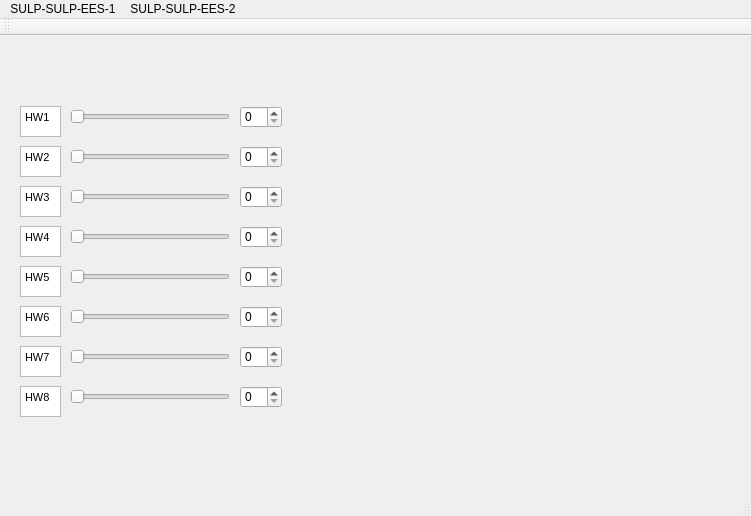
Old version of the form gradecalculator.ui in the repository siyangsun/Razalas-Grade-Calculator.
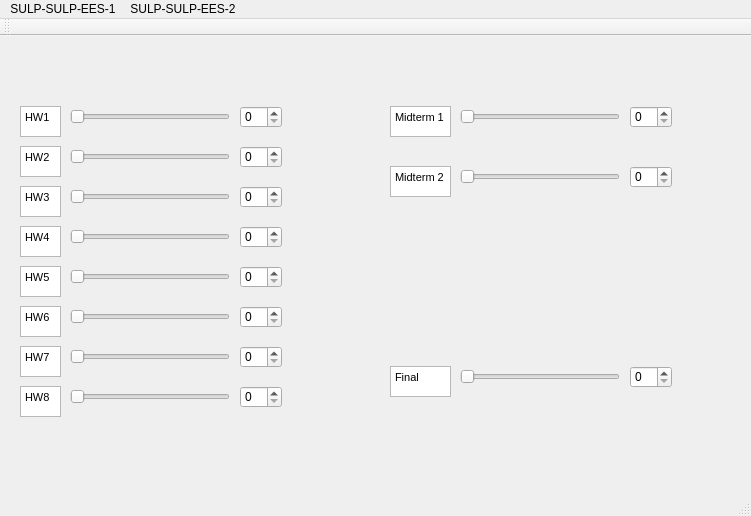
New version of the form.

Commit message: Adding Midterm and Final score sliders

```diff
--- a/gradecalculator.ui
+++ b/gradecalculator.ui
@@ -334,6 +334,126 @@
 &lt;p style=&quot; margin-top:0px; margin-bottom:0px; margin-left:0px; margin-right:0px; -qt-block-indent:0; text-indent:0px;&quot;&gt;HW5&lt;/p&gt;&lt;/body&gt;&lt;/html&gt;</string>
     </property>
    </widget>
+   <widget class="QSlider" name="horizontalSlider_9">
+    <property name="geometry">
+     <rect>
+      <x>460</x>
+      <y>330</y>
+      <width>160</width>
+      <height>22</height>
+     </rect>
+    </property>
+    <property name="orientation">
+     <enum>Qt::Horizontal</enum>
+    </property>
+   </widget>
+   <widget class="QTextEdit" name="textEdit_9">
+    <property name="geometry">
+     <rect>
+      <x>390</x>
+      <y>330</y>
+      <width>61</width>
+      <height>31</height>
+     </rect>
+    </property>
+    <property name="html">
+     <string>&lt;!DOCTYPE HTML PUBLIC &quot;-//W3C//DTD HTML 4.0//EN&quot; &quot;http://www.w3.org/TR/REC-html40/strict.dtd&quot;&gt;
+&lt;html&gt;&lt;head&gt;&lt;meta name=&quot;qrichtext&quot; content=&quot;1&quot; /&gt;&lt;style type=&quot;text/css&quot;&gt;
+p, li { white-space: pre-wrap; }
+&lt;/style&gt;&lt;/head&gt;&lt;body style=&quot; font-family:'MS Shell Dlg 2'; font-size:8.25pt; font-weight:400; font-style:normal;&quot;&gt;
+&lt;p style=&quot; margin-top:0px; margin-bottom:0px; margin-left:0px; margin-right:0px; -qt-block-indent:0; text-indent:0px;&quot;&gt;Final&lt;/p&gt;&lt;/body&gt;&lt;/html&gt;</string>
+    </property>
+   </widget>
+   <widget class="QSpinBox" name="spinBox_9">
+    <property name="geometry">
+     <rect>
+      <x>630</x>
+      <y>130</y>
+      <width>42</width>
+      <height>22</height>
+     </rect>
+    </property>
+   </widget>
+   <widget class="QSlider" name="horizontalSlider_10">
+    <property name="geometry">
+     <rect>
+      <x>460</x>
+      <y>130</y>
+      <width>160</width>
+      <height>22</height>
+     </rect>
+    </property>
+    <property name="orientation">
+     <enum>Qt::Horizontal</enum>
+    </property>
+   </widget>
+   <widget class="QSlider" name="horizontalSlider_11">
+    <property name="geometry">
+     <rect>
+      <x>460</x>
+      <y>70</y>
+      <width>160</width>
+      <height>22</height>
+     </rect>
+    </property>
+    <property name="orientation">
+     <enum>Qt::Horizontal</enum>
+    </property>
+   </widget>
+   <widget class="QSpinBox" name="spinBox_10">
+    <property name="geometry">
+     <rect>
+      <x>630</x>
+      <y>70</y>
+      <width>42</width>
+      <height>22</height>
+     </rect>
+    </property>
+   </widget>
+   <widget class="QTextEdit" name="textEdit_10">
+    <property name="geometry">
+     <rect>
+      <x>390</x>
+      <y>130</y>
+      <width>61</width>
+      <height>31</height>
+     </rect>
+    </property>
+    <property name="html">
+     <string>&lt;!DOCTYPE HTML PUBLIC &quot;-//W3C//DTD HTML 4.0//EN&quot; &quot;http://www.w3.org/TR/REC-html40/strict.dtd&quot;&gt;
+&lt;html&gt;&lt;head&gt;&lt;meta name=&quot;qrichtext&quot; content=&quot;1&quot; /&gt;&lt;style type=&quot;text/css&quot;&gt;
+p, li { white-space: pre-wrap; }
+&lt;/style&gt;&lt;/head&gt;&lt;body style=&quot; font-family:'MS Shell Dlg 2'; font-size:8.25pt; font-weight:400; font-style:normal;&quot;&gt;
+&lt;p style=&quot; margin-top:0px; margin-bottom:0px; margin-left:0px; margin-right:0px; -qt-block-indent:0; text-indent:0px;&quot;&gt;Midterm 2&lt;/p&gt;&lt;/body&gt;&lt;/html&gt;</string>
+    </property>
+   </widget>
+   <widget class="QSpinBox" name="spinBox_11">
+    <property name="geometry">
+     <rect>
+      <x>630</x>
+      <y>330</y>
+      <width>42</width>
+      <height>22</height>
+     </rect>
+    </property>
+   </widget>
+   <widget class="QTextEdit" name="textEdit_11">
+    <property name="geometry">
+     <rect>
+      <x>390</x>
+      <y>70</y>
+      <width>61</width>
+      <height>31</height>
+     </rect>
+    </property>
+    <property name="html">
+     <string>&lt;!DOCTYPE HTML PUBLIC &quot;-//W3C//DTD HTML 4.0//EN&quot; &quot;http://www.w3.org/TR/REC-html40/strict.dtd&quot;&gt;
+&lt;html&gt;&lt;head&gt;&lt;meta name=&quot;qrichtext&quot; content=&quot;1&quot; /&gt;&lt;style type=&quot;text/css&quot;&gt;
+p, li { white-space: pre-wrap; }
+&lt;/style&gt;&lt;/head&gt;&lt;body style=&quot; font-family:'MS Shell Dlg 2'; font-size:8.25pt; font-weight:400; font-style:normal;&quot;&gt;
+&lt;p style=&quot; margin-top:0px; margin-bottom:0px; margin-left:0px; margin-right:0px; -qt-block-indent:0; text-indent:0px;&quot;&gt;Midterm 1&lt;/p&gt;&lt;/body&gt;&lt;/html&gt;</string>
+    </property>
+   </widget>
   </widget>
   <widget class="QMenuBar" name="menuBar">
    <property name="geometry">
```
Left out of the diff: 48 changed lines with no effect on the pictures. The commit also changes 1 other file.
